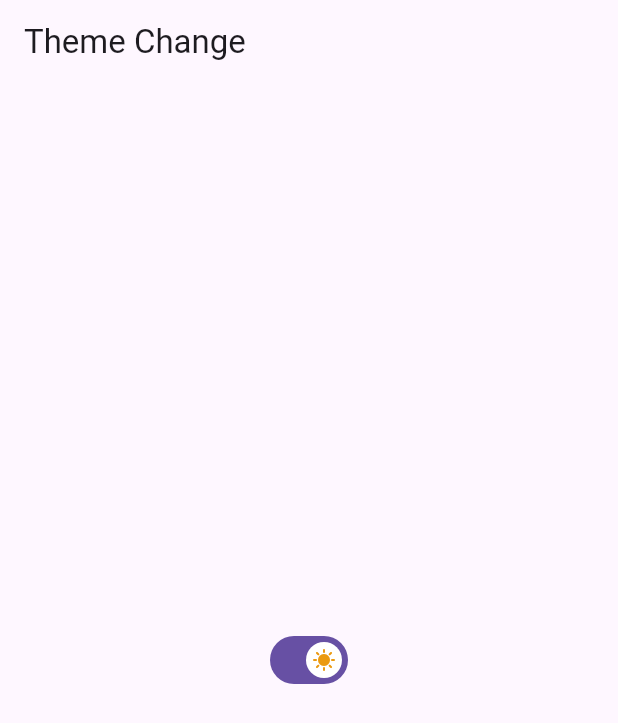
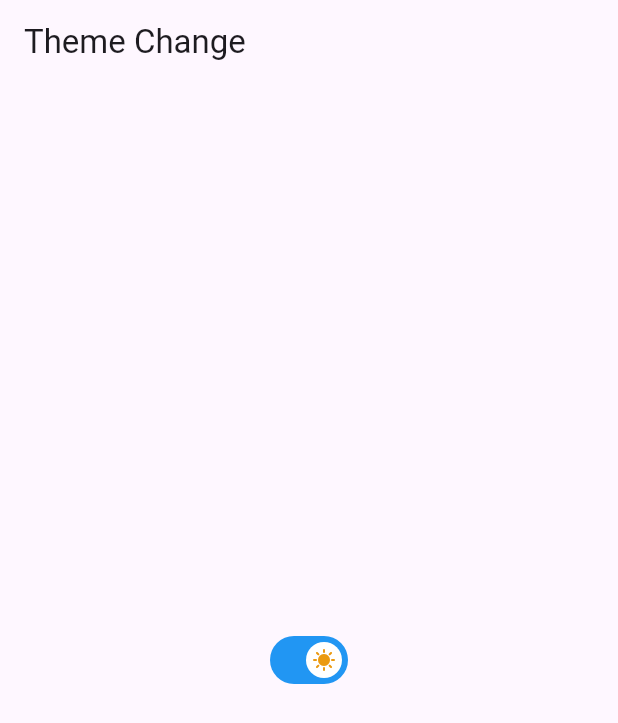
Before and after one commit to DhruvikPrj/Riverpod_Practice, a Flutter app: the screen it shows after launch, on a phone screen of 412 x 824 dp. Shown: the top 723 px of the screen. Run offline on Flutter 3.47's test engine with Material 3 defaults, Android fonts, the phone set to English and light mode, and no system bars; our stand-ins replace equatable, flutter_riverpod, loading_animation_widget.

Commit message:
modified theme

```diff
--- a/lib/ChangeTheme/theme.dart
+++ b/lib/ChangeTheme/theme.dart
@@ -29,8 +29,13 @@ class ThemeChange extends ConsumerWidget {
                     color: Color.fromARGB(255, 46, 5, 97),
                   )),
             value: isLightTheme,
-          onChanged: (value) => ref.read(themeProvider.notifier).state = value,
-        )),
+            activeColor: isLightTheme ? Colors.white : Colors.black,
+            activeTrackColor: isLightTheme ? Colors.blue : Colors.black,
+            inactiveTrackColor: isLightTheme ? Colors.blue : Colors.black,
+            onChanged: (value) =>
+                ref.read(themeProvider.notifier).state = value,
+          ),
+        ),
       ),
     );
   }
--- a/lib/main.dart
+++ b/lib/main.dart
@@ -11,6 +11,7 @@ import 'package:riverpod_practice/Family_Modifier/family_modifier.dart';
 //   return ApiService();
 // });
 
+//Only For Theme change.
 void main() {
   runApp(const ProviderScope(child: MyApp()));
 }
```
Lines whose indentation alone changed are shown as unchanged.
